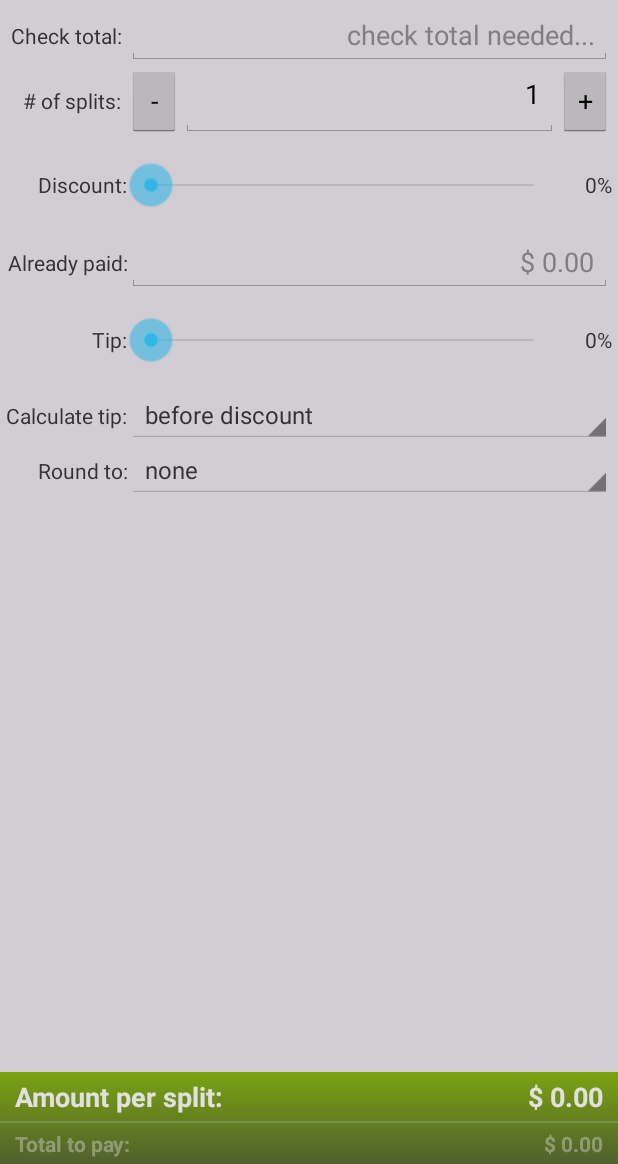
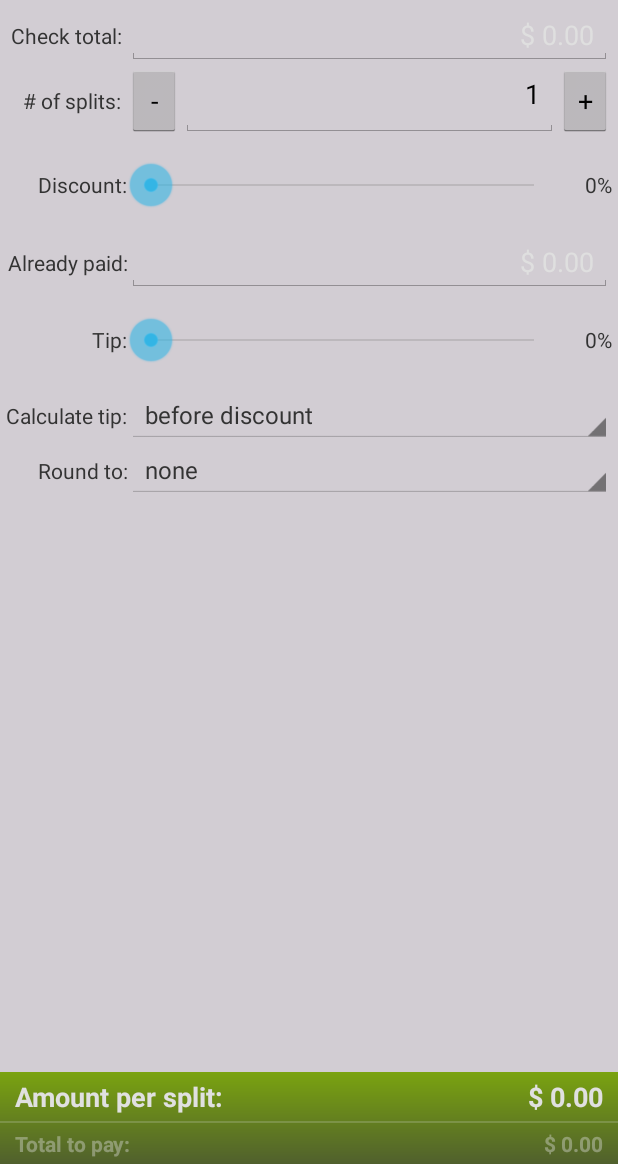
Before and after one commit to axelitus/android-CheckSplit, an Android app: the screen it shows after launch (MainActivity), on a phone screen of 412 x 824 dp, the part 72-1236 px from its top. Run offline under Robolectric (Android 15) with nearby library versions, the phone set to English and light mode, and no system bars.

Commit message:
Changed textboxes text hint color.

```diff
--- a/CheckSplit/src/main/res/layout/activity_main.xml
+++ b/CheckSplit/src/main/res/layout/activity_main.xml
@@ -85,7 +85,7 @@
                             android:layout_gravity="center_vertical"
                             android:digits="0123456789."
                             android:numeric="decimal"
-                            />
+                            android:textColorHint="@color/textbox_hint_color"/>
                 </TableRow>
 
                 <TableRow
@@ -190,7 +190,8 @@
                             android:gravity="right"
                             android:digits="0123456789."
                             android:hint="@string/main_already_paid_hint"
-                            android:numeric="decimal"/>
+                            android:numeric="decimal"
+                            android:textColorHint="@color/textbox_hint_color"/>
                 </TableRow>
 
                 <TableRow
--- a/CheckSplit/src/main/res/values/colors.xml
+++ b/CheckSplit/src/main/res/values/colors.xml
@@ -2,6 +2,7 @@
 <resources>
     <color name="app_background">#ffd2cdd3</color>
     <color name="text_color">#f333</color>
+    <color name="textbox_hint_color">#ffdfdfdf</color>
 
     <color name="main_title_text">#ffe0e0e0</color>
     <color name="main_amount_per_split_text">#ffe0e0e0</color>
--- a/CheckSplit/src/main/res/values/strings.xml
+++ b/CheckSplit/src/main/res/values/strings.xml
@@ -7,7 +7,7 @@
 
     <string name="main_amount_per_split" >Amount per split:</string>
     <string name="main_check_total" >Check total:</string>
-    <string name="main_check_total_hint">check total needed...</string>
+    <string name="main_check_total_hint">$ 0.00</string>
     <string name="main_split_count" ># of splits:</string>
     <string name="main_split_count_hint"># of splits needed...</string>
     <string name="main_discount">Discount:</string>
```
